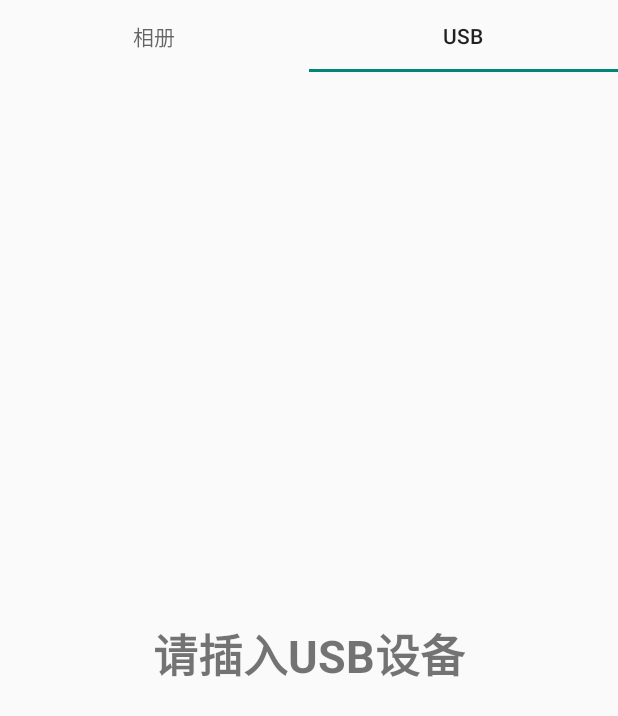
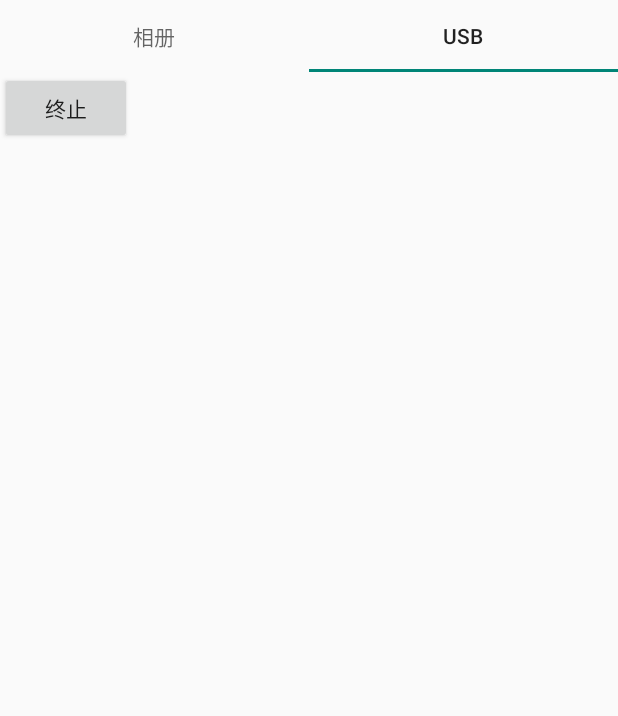
Before and after one commit to SiHaifeng0118/phototest, an Android app: the screen it shows after launch (MainActivity), tab 2 chosen, on a phone screen of 412 x 824 dp. Shown: the top 716 px of the screen. Run offline under Robolectric (Android 15) with nearby library versions, the phone set to English and light mode, and no system bars.

Commit message:
第一次使用android studio的Git_test4

```diff
--- a/app/src/main/java/com/example/phototest/MainActivity.java
+++ b/app/src/main/java/com/example/phototest/MainActivity.java
@@ -35,9 +35,10 @@ public class MainActivity extends AppCompatActivity {
         TabLayout tabLayout = findViewById(R.id.tab_layout);
         tabLayout.addTab(tabLayout.newTab().setText("相册"));
         tabLayout.addTab(tabLayout.newTab().setText("USB"));
+
+
         fragmentList.add(new PictureFragment());
         fragmentList.add(new UsbFragment());
-
         ViewPager viewPager = findViewById(R.id.view_pager);
         viewPager.setAdapter(new FragmentPagerAdapter(getSupportFragmentManager(), FragmentPagerAdapter.BEHAVIOR_RESUME_ONLY_CURRENT_FRAGMENT) {
 
--- a/app/src/main/java/com/example/phototest/PictureActivity.java
+++ b/app/src/main/java/com/example/phototest/PictureActivity.java
@@ -84,9 +84,6 @@ public class PictureActivity extends AppCompatActivity {
 //                    url = "androidamap://route?sourceApplication=amap&slat="+currLocationX+"&slon="+currLocationY
 //                            +"&dlat="+currLocationY+"&dlon="+currLocationX+"&dname="+"扬州市政府"+"&dev=0&t=1";
 //                }
-//
-//
-//
 //                Uri uri = Uri.parse(url);
 //                //将功能Scheme以URI的方式传入data
 //                intent.setData(uri);
--- a/app/src/main/res/layout/fragment_usb.xml
+++ b/app/src/main/res/layout/fragment_usb.xml
@@ -1,17 +1,14 @@
 <?xml version="1.0" encoding="utf-8"?>
-<RelativeLayout xmlns:android="http://schemas.android.com/apk/res/android"
+<LinearLayout xmlns:android="http://schemas.android.com/apk/res/android"
     android:layout_height="match_parent"
     android:layout_width="match_parent"
     android:orientation="vertical">
 
-    <TextView
+
+
+    <Button
+        android:id="@+id/btn_stop"
         android:layout_width="wrap_content"
         android:layout_height="wrap_content"
-        android:text="请插入USB设备"
-        android:textStyle="bold"
-        android:textSize="30dp"
-        android:layout_centerVertical="true"
-        android:layout_centerHorizontal="true"
-
-        />
-</RelativeLayout>
+        android:text="终止" />
+</LinearLayout>
```
Also changed, not shown: app/src/main/AndroidManifest.xml (+18 -31 lines), app/src/main/java/com/example/phototest/SurfaceviewActivity.java (added, +14 -0 lines), app/src/main/res/layout/activity_surfaceview.xml (added, +9 -0 lines).
